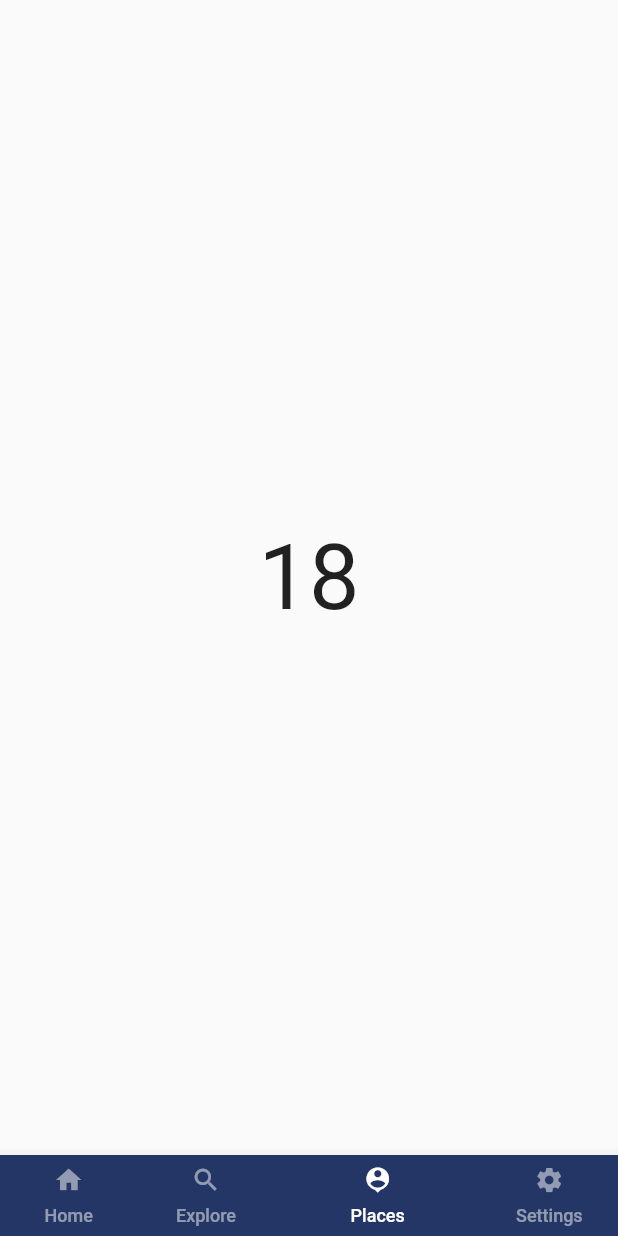
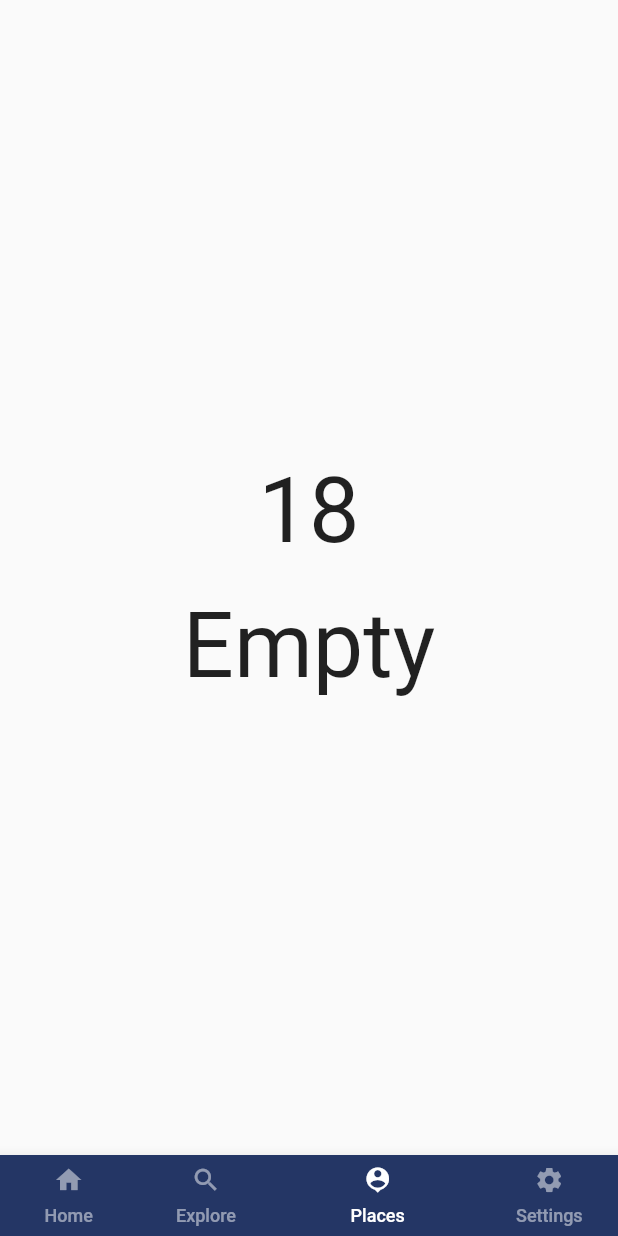
Before and after one commit to Zr99/Getx_Bottom_Navigation, a Flutter app: the screen it shows after launch, item 3 of the bottom bar chosen, on a phone screen of 412 x 824 dp. Run offline on Flutter 3.47's test engine with Material 2 defaults, Android fonts, the phone set to English and light mode, and no system bars; our stand-ins replace get, get_storage.

Commit message:
Finish the Get Storage im Third Page

```diff
--- a/lib/main.dart
+++ b/lib/main.dart
@@ -8,9 +8,11 @@ import './controller/HomeCounterController.dart';
 
 final HomeCounterController homeCounterController =
     Get.put(HomeCounterController());
+
 Future<void> main() async {
   // Get.put(LifeCycleController());
-  //await GetStorage.init();
+  //await GetStorage.init('notification');
+  await GetStorage.init('countStorage');
   runApp(MyApp());
 }
 
--- a/lib/views/Fourthpage.dart
+++ b/lib/views/Fourthpage.dart
@@ -1,12 +1,13 @@
 import 'package:flutter/material.dart';
 import 'package:get/get.dart';
+import 'package:get_storage/get_storage.dart';
 
 import '../controller/NotificationController.dart';
 
 class Fourthpage extends StatelessWidget {
   NotificationController notificationController =
       Get.put(NotificationController());
-
+  // final notificationSettings = GetStorage('notification');
   Widget _buildSwitchListTile(
       String title, bool currentValue, Function updateValue) {
     return SwitchListTile.adaptive(
--- a/lib/views/Thirdpage.dart
+++ b/lib/views/Thirdpage.dart
@@ -1,16 +1,24 @@
 import 'package:flutter/material.dart';
 import 'package:get/get.dart';
-
+import 'package:get_storage/get_storage.dart';
 import '../controller/HomeCounterController.dart';
 
 class ThirdPage extends StatelessWidget {
   final HomeCounterController homeCounterController = Get.find();
+  final countStorage = GetStorage('countStorage');
 
   @override
   Widget build(BuildContext context) {
     return Center(
-      child: Container(
-        child: Text(homeCounterController.count.toString(), style: TextStyle(fontSize: 60),),
+      child: Column(
+        mainAxisAlignment: MainAxisAlignment.center,
+        children: [
+          Container(
+            child: Text(homeCounterController.count.toString(), style: TextStyle(fontSize: 60),),
+          ),
+          SizedBox(height: 20,),
+          Container(child: Text(countStorage.read('count') ?? 'Empty', style: TextStyle(fontSize: 60),))
+        ],
       ),
     );
   }
```
Also changed, not shown: lib/controller/HomeCounterController.dart (+10 -1 lines), lib/controller/NotificationController.dart (+11 -3 lines), lib/views/Secondpage.dart (+37 -2 lines).
